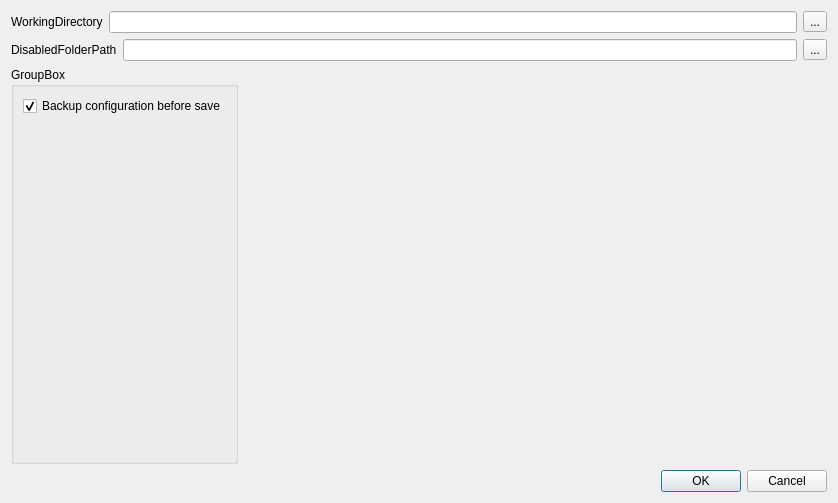
The window that src/settingsform.ui (GentooXativa/KubeConfigManager) describes before a commit, drawn with Qt 5.
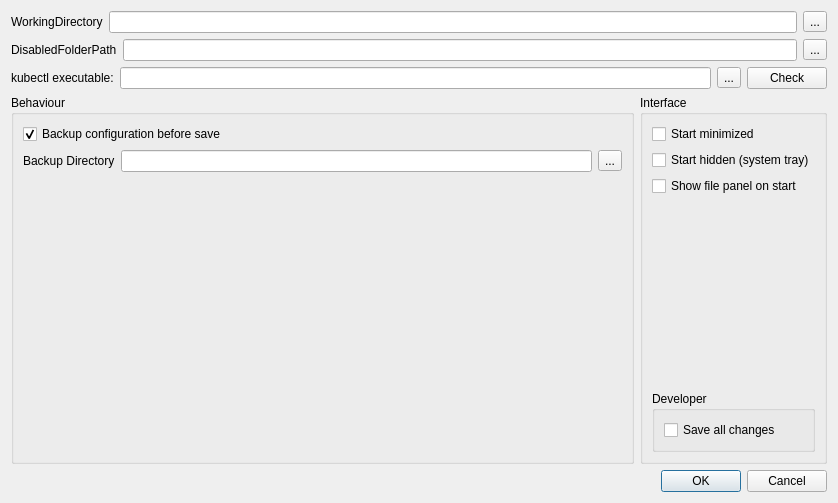
The same window after the commit. Icons and pictures are not drawn.

```diff
--- a/src/settingsform.ui
+++ b/src/settingsform.ui
@@ -13,8 +13,8 @@
   <property name="windowTitle">
    <string>Dialog</string>
   </property>
-  <layout class="QVBoxLayout" name="verticalLayout_2">
-   <item>
+  <layout class="QGridLayout" name="gridLayout">
+   <item row="0" column="0">
     <layout class="QHBoxLayout" name="horizontalLayout">
      <item>
       <widget class="QLabel" name="labelWorkingDirectory">
@@ -36,13 +36,14 @@
         <string>...</string>
        </property>
        <property name="icon">
-        <iconset theme="system-search"/>
+        <iconset theme="system-search">
+         <normaloff>.</normaloff>.</iconset>
        </property>
       </widget>
      </item>
     </layout>
    </item>
-   <item>
+   <item row="1" column="0">
     <layout class="QHBoxLayout" name="horizontalLayout_2">
      <item>
       <widget class="QLabel" name="labelDisabledFolderPath">
@@ -64,20 +65,61 @@
         <string>...</string>
        </property>
        <property name="icon">
-        <iconset theme="system-search"/>
+        <iconset theme="system-search">
+         <normaloff>.</normaloff>.</iconset>
        </property>
       </widget>
      </item>
     </layout>
    </item>
-   <item>
-    <layout class="QHBoxLayout" name="horizontalLayout_4">
+   <item row="2" column="0">
+    <layout class="QHBoxLayout" name="horizontalLayout_5">
      <item>
-      <widget class="QGroupBox" name="groupBox">
+      <widget class="QLabel" name="labelKubeCtlPath">
+       <property name="text">
+        <string>kubectl executable:</string>
+       </property>
+      </widget>
+     </item>
+     <item>
+      <widget class="QLineEdit" name="lineEditKubeCtlPath">
+       <property name="readOnly">
+        <bool>true</bool>
+       </property>
+      </widget>
+     </item>
+     <item>
+      <widget class="QToolButton" name="toolButtonKubeCtlPath">
+       <property name="text">
+        <string>...</string>
+       </property>
+       <property name="icon">
+        <iconset theme="system-search">
+         <normaloff>.</normaloff>.</iconset>
+       </property>
+      </widget>
+     </item>
+     <item>
+      <widget class="QPushButton" name="pushButtonKubeCtlCheck">
+       <property name="text">
+        <string>Check</string>
+       </property>
+       <property name="icon">
+        <iconset theme="help-contents">
+         <normaloff>.</normaloff>.</iconset>
+       </property>
+      </widget>
+     </item>
+    </layout>
+   </item>
+   <item row="3" column="0">
+    <layout class="QHBoxLayout" name="horizontalLayout_6">
+     <item>
+      <widget class="QGroupBox" name="groupBoxBehaviour">
        <property name="title">
-        <string>GroupBox</string>
+        <string>Behaviour</string>
        </property>
-       <layout class="QVBoxLayout" name="verticalLayout">
+       <layout class="QVBoxLayout" name="verticalLayout_2">
         <item>
          <widget class="QCheckBox" name="checkBoxBackupConfig">
           <property name="text">
@@ -88,6 +130,35 @@
           </property>
          </widget>
         </item>
+        <item>
+         <layout class="QHBoxLayout" name="horizontalLayout_4">
+          <item>
+           <widget class="QLabel" name="labelConfigBackupDirectory">
+            <property name="text">
+             <string>Backup Directory</string>
+            </property>
+           </widget>
+          </item>
+          <item>
+           <widget class="QLineEdit" name="lineConfigBackupDirectory">
+            <property name="readOnly">
+             <bool>true</bool>
+            </property>
+           </widget>
+          </item>
+          <item>
+           <widget class="QToolButton" name="toolButtonConfigBackupDirectory">
+            <property name="text">
+             <string>...</string>
+            </property>
+            <property name="icon">
+             <iconset theme="system-search">
+              <normaloff>.</normaloff>.</iconset>
+            </property>
+           </widget>
+          </item>
+         </layout>
+        </item>
         <item>
          <spacer name="verticalSpacer">
           <property name="orientation">
@@ -96,7 +167,7 @@
           <property name="sizeHint" stdset="0">
            <size>
             <width>20</width>
-            <height>319</height>
+            <height>256</height>
            </size>
           </property>
          </spacer>
@@ -105,21 +176,67 @@
       </widget>
      </item>
      <item>
-      <spacer name="horizontalSpacer_2">
-       <property name="orientation">
-        <enum>Qt::Horizontal</enum>
+      <widget class="QGroupBox" name="groupBoxBehaviour_2">
+       <property name="title">
+        <string>Interface</string>
        </property>
-       <property name="sizeHint" stdset="0">
-        <size>
-         <width>40</width>
-         <height>20</height>
-        </size>
-       </property>
-      </spacer>
+       <layout class="QVBoxLayout" name="verticalLayout">
+        <item>
+         <widget class="QCheckBox" name="checkBoxStartMinimized">
+          <property name="text">
+           <string>Start minimized</string>
+          </property>
+         </widget>
+        </item>
+        <item>
+         <widget class="QCheckBox" name="checkBoxStartHidden">
+          <property name="text">
+           <string>Start hidden (system tray)</string>
+          </property>
+         </widget>
+        </item>
+        <item>
+         <widget class="QCheckBox" name="checkBoxShowFilePanel">
+          <property name="text">
+           <string>Show file panel on start</string>
+          </property>
+         </widget>
+        </item>
+        <item>
+         <spacer name="verticalSpacer_2">
+          <property name="orientation">
+           <enum>Qt::Vertical</enum>
+          </property>
+          <property name="sizeHint" stdset="0">
+           <size>
+            <width>20</width>
+            <height>261</height>
+           </size>
+          </property>
+         </spacer>
+        </item>
+        <item>
+         <widget class="QGroupBox" name="groupBoxDeveloper">
+          <property name="title">
+           <string>Developer</string>
+          </property>
+          <layout class="QGridLayout" name="gridLayout_2">
+           <item row="0" column="0">
+            <widget class="QCheckBox" name="checkBoxDevSaveAllChanges">
+             <property name="text">
+              <string>Save all changes</string>
+             </property>
+            </widget>
+           </item>
+          </layout>
+         </widget>
+        </item>
+       </layout>
+      </widget>
      </item>
     </layout>
    </item>
-   <item>
+   <item row="4" column="0">
     <layout class="QHBoxLayout" name="horizontalLayout_3">
      <item>
       <spacer name="horizontalSpacer">
```
